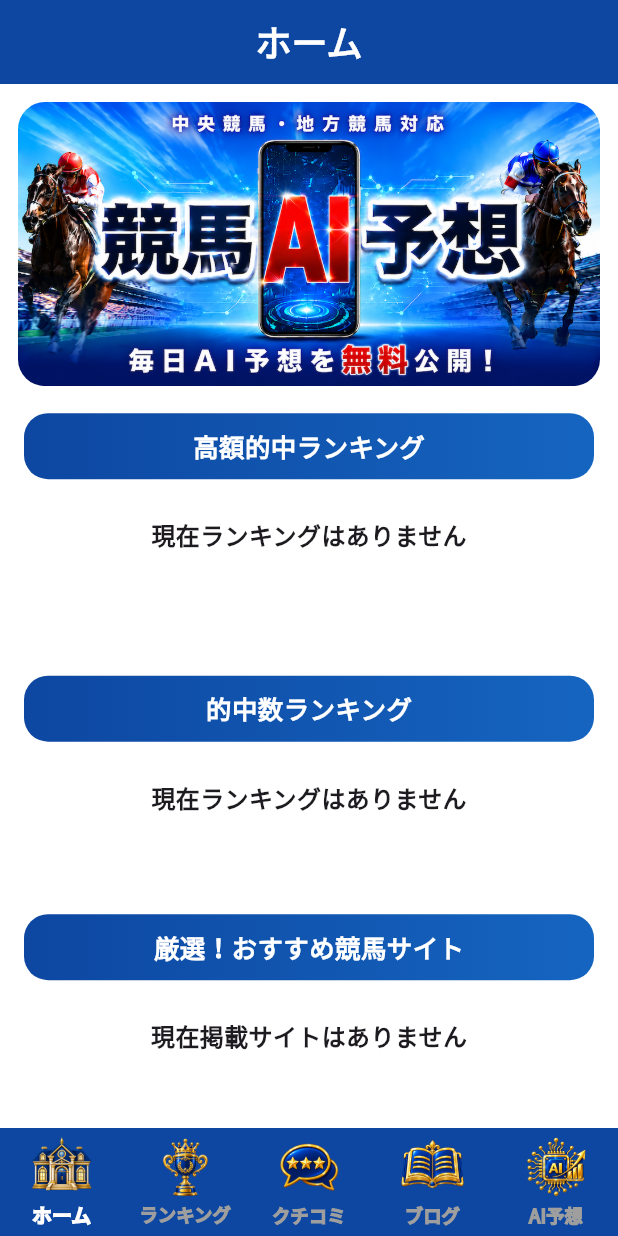
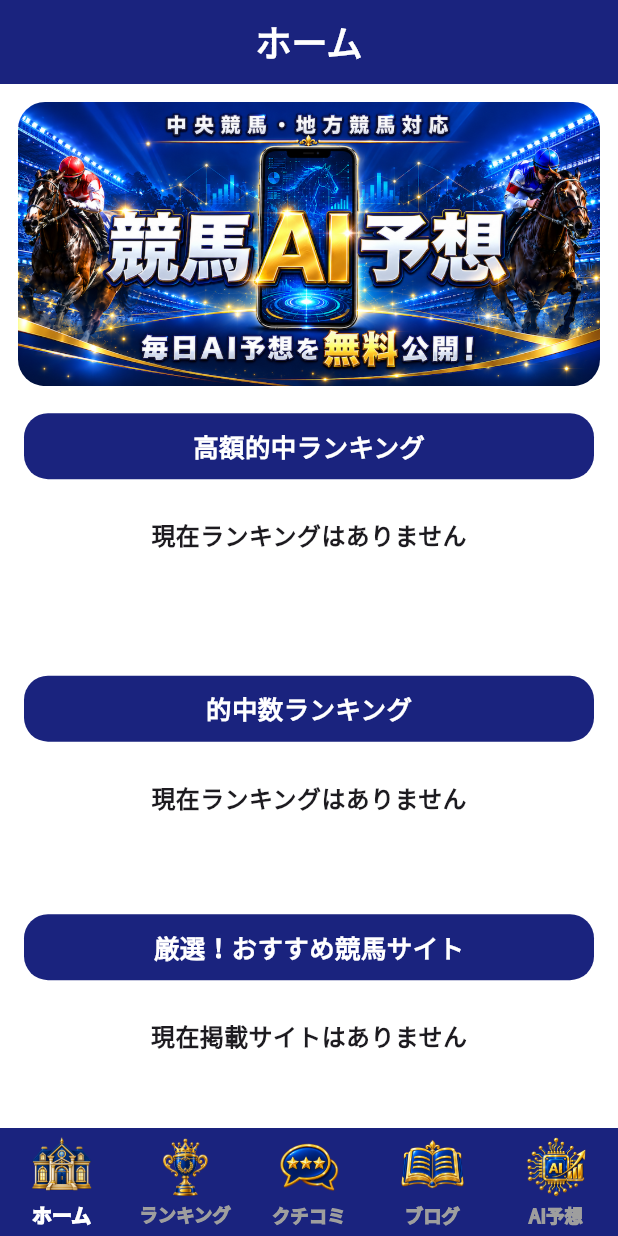
Before and after one commit to matsuda-valueapps/keiba-ai-yosou-flutter, a Flutter app: the screen it shows after launch, on a phone screen of 412 x 824 dp. Run offline on Flutter 3.47's test engine with Material 3 defaults, Android fonts, the phone set to English and light mode, and no system bars; our stand-ins replace cached_network_image, firebase_core, firebase_messaging, flutter_html, flutter_local_notifications, google_fonts and 1 more; accounts and stored records are empty; network calls fail.

Commit message:
全ヘッダー画像変更・メインカラーをネイビーに変更

```diff
--- a/lib/pages/blog_detail_page.dart
+++ b/lib/pages/blog_detail_page.dart
@@ -366,7 +366,7 @@ class _BlogDetailPageState
       appBar: AppBar(
 
         backgroundColor:
-            Color(0xFF0D47A1),
+            Color(0xFF1A237E),
 
         centerTitle: true,
 
--- a/lib/pages/home_page.dart
+++ b/lib/pages/home_page.dart
@@ -118,7 +118,7 @@ class _HomePageState
       appBar: AppBar(
 
         backgroundColor:
-            Color(0xFF0D47A1),
+            Color(0xFF1A237E),
 
         centerTitle: true,
 
@@ -239,7 +239,7 @@ class _HomePageState
 
                         child: Image.asset(
 
-                          'assets/images/home_header2.png',
+                          'assets/images/home_header.png',
 
                           fit: BoxFit.cover,
                         ),
@@ -352,7 +352,7 @@ class _HomePageState
                                 .styleFrom(
 
                           backgroundColor:
-                              Color(0xFF1976D2),
+                              Color(0xFF1A237E),
 
                           padding:
                               const EdgeInsets
@@ -527,7 +527,7 @@ class _HomePageState
                                 .styleFrom(
 
                           backgroundColor:
-                              Color(0xFF1976D2),
+                              Color(0xFF1A237E),
 
                           padding:
                               const EdgeInsets
--- a/lib/widgets/main_bottom_navigation.dart
+++ b/lib/widgets/main_bottom_navigation.dart
@@ -75,7 +75,7 @@ class MainBottomNavigation extends StatelessWidget {
       // =========================
       // BottomNavigation背景
       // =========================
-      color: const Color(0xFF0D47A1),
+      color: const Color(0xFF1A237E),
 
       child: SafeArea(
         top: false,
--- a/lib/widgets/ranking_header.dart
+++ b/lib/widgets/ranking_header.dart
@@ -39,12 +39,11 @@ class RankingHeader extends StatelessWidget {
       decoration: BoxDecoration(
         borderRadius: BorderRadius.circular(16),
 
-        gradient: const LinearGradient(
-          colors: [
-            Color(0xFF0D47A1),
-            Color(0xFF1565C0),
-          ],
-        ),
+        // =========================
+        // 背景色
+        // グラデーションなし
+        // =========================
+        color: const Color(0xFF1A237E),
       ),
 
       child: Row(
--- a/lib/widgets/site_card.dart
+++ b/lib/widgets/site_card.dart
@@ -194,7 +194,7 @@ class SiteCard extends StatelessWidget {
                                     .bold,
 
                             color:
-                                Color(0xFF0D47A1),
+                                Color(0xFF1A237E),
                           ),
                         ),
 
--- a/pubspec.yaml
+++ b/pubspec.yaml
@@ -37,8 +37,7 @@ flutter:
 
   assets:
     - assets/images/home_header.png
-    - assets/images/home_header2.png
-    - assets/images/ranking_header1.png
+    - assets/images/ranking_header.png
     - assets/images/ranking_header2.png
     - assets/images/review_header.png
     - assets/images/blog_header.png
```
Also changed, not shown: lib/pages/blog_page.dart (+3 -15 lines), lib/pages/prediction_page.dart (+5 -12 lines), lib/pages/ranking_page.dart (+6 -6 lines), lib/pages/review_page.dart (+4 -28 lines), lib/widgets/hit_ranking_card.dart (+4 -25 lines), lib/widgets/trend_ranking_card.dart (+3 -24 lines), assets/images/blog_header.png, assets/images/home_header.png, assets/images/home_header2.png (deleted), assets/images/prediction_header.png, assets/images/ranking_header.png (added), assets/images/ranking_header1.png (deleted), assets/images/ranking_header2.png, assets/images/review_header.png.
